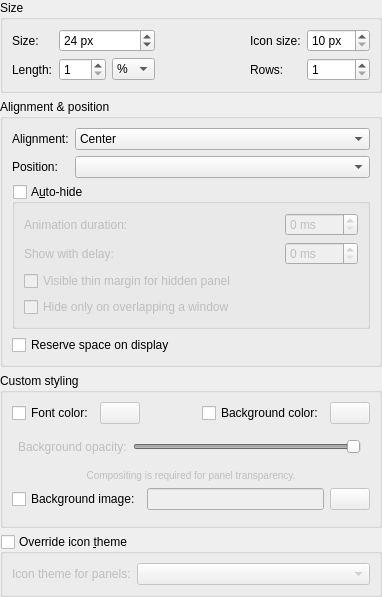
This is panel/config/configpanelwidget.ui in lxqt/lxqt-panel as Qt 5 draws it before an edit. The edited form follows.
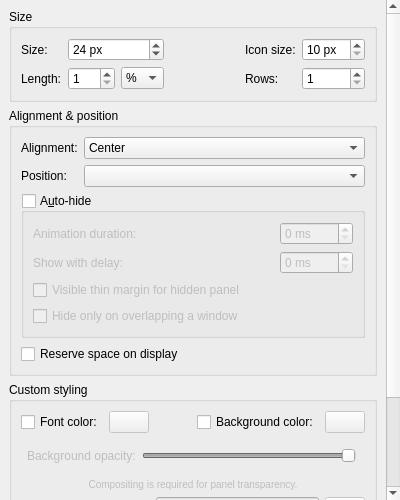
This is the edited form. Icons and pictures are not drawn.

Commit message:
Fit config dialog into available space
This patch does two things:

 1. By adding a scroll area, it allows the config dialog to get smaller than its contents and fits it into the available desktop geometry.
 2. It also avoids scroll-bars on showing as far as possible, especially with larger screens

I tested 2 only with KWin and didn't see a problem. More tests, with other WMs, may be needed.

NOTE: I didn't see any benefit to remembering the size when 1 and 2 worked.

Closes https://github.com/lxqt/lxqt-panel/issues/1680

The edit to the form file:
```diff
--- a/panel/config/configpanelwidget.ui
+++ b/panel/config/configpanelwidget.ui
@@ -6,8 +6,8 @@
    <rect>
     <x>0</x>
     <y>0</y>
-    <width>382</width>
-    <height>517</height>
+    <width>400</width>
+    <height>500</height>
    </rect>
   </property>
   <property name="sizePolicy">
@@ -33,6 +33,24 @@
     <number>0</number>
    </property>
    <item>
+    <widget class="QScrollArea" name="scrollArea">
+     <property name="frameShape">
+      <enum>QFrame::NoFrame</enum>
+     </property>
+     <property name="widgetResizable">
+      <bool>true</bool>
+     </property>
+     <widget class="QWidget" name="scrollAreaWidgetContents">
+      <property name="geometry">
+       <rect>
+        <x>0</x>
+        <y>0</y>
+        <width>400</width>
+        <height>539</height>
+       </rect>
+      </property>
+      <layout class="QVBoxLayout" name="verticalLayout">
+       <item>
     <widget class="QGroupBox" name="groupBox_size">
      <property name="sizePolicy">
       <sizepolicy hsizetype="Preferred" vsizetype="Minimum">
@@ -605,6 +623,10 @@
        <widget class="QComboBox" name="comboBox_icon"/>
       </item>
      </layout>
+        </widget>
+       </item>
+      </layout>
+     </widget>
     </widget>
    </item>
   </layout>
```
Lines whose indentation alone changed are shown as unchanged. The commit also changes 4 other files.
